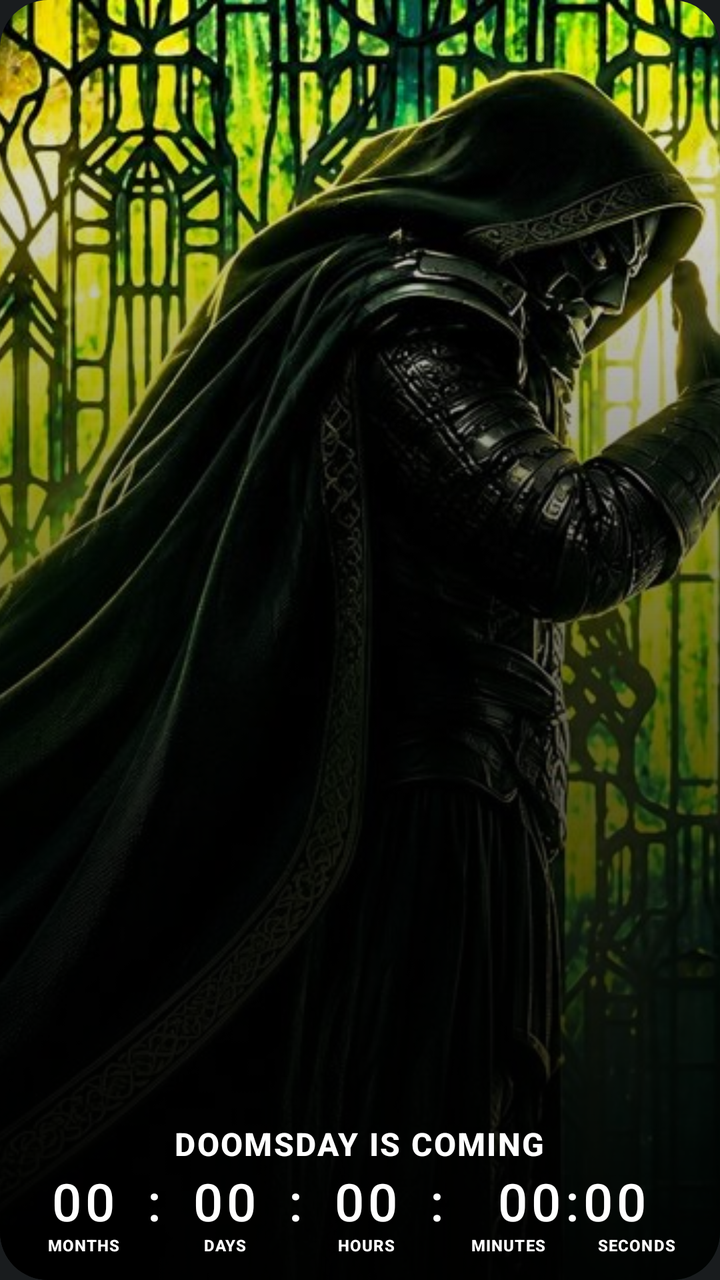
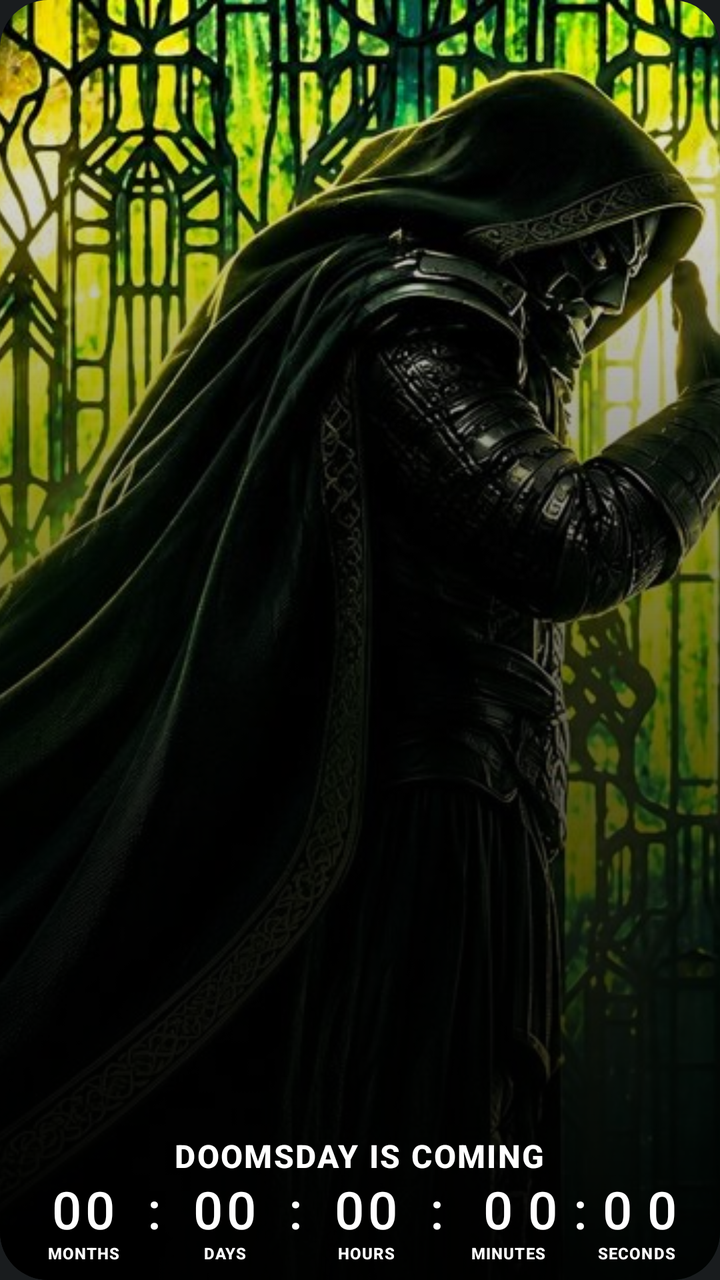

Before-and-after screenshots of an Android layout around one commit, followed by the original layout XML and the change that was made.
<!-- AndroidManifest.xml: application theme android:Theme.DeviceDefault.NoActionBar -->
<!-- res/layout/widget_doomsday.xml -->
<?xml version="1.0" encoding="utf-8"?>
<FrameLayout xmlns:android="http://schemas.android.com/apk/res/android"
    android:layout_width="match_parent"
    android:layout_height="match_parent"
    android:background="@drawable/widget_bg"
    android:clipToOutline="true">

    <ImageView
        android:layout_width="match_parent"
        android:layout_height="match_parent"
        android:scaleType="centerCrop"
        android:src="@drawable/bg_doom" />

    <LinearLayout
        android:layout_width="match_parent"
        android:layout_height="match_parent"
        android:orientation="vertical"
        android:background="@drawable/widget_shade"
        android:gravity="bottom|center_horizontal"
        android:paddingLeft="10dp"
        android:paddingRight="10dp"
        android:paddingBottom="12dp">

        <TextView
            android:id="@+id/title"
            android:layout_width="wrap_content"
            android:layout_height="wrap_content"
            android:layout_marginBottom="4dp"
            android:fontFamily="sans-serif-medium"
            android:letterSpacing="0.05"
            android:text="DOOMSDAY IS COMING"
            android:textColor="#FFFFFF"
            android:textSize="16sp"
            android:textStyle="bold" />

        <LinearLayout
            android:layout_width="match_parent"
            android:layout_height="wrap_content"
            android:orientation="horizontal">
            <LinearLayout android:layout_width="0dp" android:layout_height="wrap_content" android:layout_weight="1" android:orientation="vertical">
                <TextView android:id="@+id/mo" style="@style/DNum" android:text="00" />
                <TextView style="@style/DLab" android:layout_width="match_parent" android:layout_weight="0" android:text="MONTHS" />
            </LinearLayout>
            <TextView style="@style/DSep" android:text=":" />
            <LinearLayout android:layout_width="0dp" android:layout_height="wrap_content" android:layout_weight="1" android:orientation="vertical">
                <TextView android:id="@+id/d" style="@style/DNum" android:text="00" />
                <TextView style="@style/DLab" android:layout_width="match_parent" android:layout_weight="0" android:text="DAYS" />
            </LinearLayout>
            <TextView style="@style/DSep" android:text=":" />
            <LinearLayout android:layout_width="0dp" android:layout_height="wrap_content" android:layout_weight="1" android:orientation="vertical">
                <TextView android:id="@+id/h" style="@style/DNum" android:text="00" />
                <TextView style="@style/DLab" android:layout_width="match_parent" android:layout_weight="0" android:text="HOURS" />
            </LinearLayout>
            <TextView style="@style/DSep" android:text=":" />
            <LinearLayout android:layout_width="0dp" android:layout_height="wrap_content" android:layout_weight="2" android:orientation="vertical">
                <Chronometer
                    android:id="@+id/chrono"
                    style="@style/DNum"
                    android:text="00:00" />
                <LinearLayout android:layout_width="match_parent" android:layout_height="wrap_content" android:orientation="horizontal">
                    <TextView style="@style/DLab" android:text="MINUTES" />
                    <TextView style="@style/DLab" android:text="SECONDS" />
                </LinearLayout>
            </LinearLayout>
        </LinearLayout>
    </LinearLayout>
</FrameLayout>
<!-- resources referenced by this layout -->
<resources>
  <!-- drawable bg_doom: jpg bitmap (drawable-nodpi, 196068 bytes) -->
  <!-- drawable widget_bg (drawable) -->
  <?xml version="1.0" encoding="utf-8"?>
  <shape xmlns:android="http://schemas.android.com/apk/res/android" android:shape="rectangle">
      <solid android:color="#000000" />
      <corners android:radius="24dp" />
  </shape>
  <!-- drawable widget_shade (drawable) -->
  <?xml version="1.0" encoding="utf-8"?>
  <shape xmlns:android="http://schemas.android.com/apk/res/android" android:shape="rectangle">
      <gradient android:angle="270" android:startColor="#00000000" android:centerColor="#99000000" android:endColor="#EE000000" android:centerY="0.55" />
  </shape>
  <style name="DLab">
          <item name="android:layout_width">0dp</item>
          <item name="android:layout_height">wrap_content</item>
          <item name="android:layout_weight">1</item>
          <item name="android:gravity">center</item>
          <item name="android:fontFamily">sans-serif-medium</item>
          <item name="android:textColor">#FFFFFF</item>
          <item name="android:textSize">8sp</item>
          <item name="android:textStyle">bold</item>
          <item name="android:letterSpacing">0.05</item>
      </style>
  <style name="DNum">
          <item name="android:layout_width">match_parent</item>
          <item name="android:layout_height">wrap_content</item>
          <item name="android:gravity">center</item>
          <item name="android:fontFamily">sans-serif-medium</item>
          <item name="android:letterSpacing">0.08</item>
          <item name="android:textColor">#FFFFFF</item>
          <item name="android:textSize">26sp</item>
          <item name="android:includeFontPadding">false</item>
      </style>
  <style name="DSep">
          <item name="android:layout_width">wrap_content</item>
          <item name="android:layout_height">wrap_content</item>
          <item name="android:fontFamily">sans-serif-medium</item>
          <item name="android:textColor">#FFFFFF</item>
          <item name="android:textSize">26sp</item>
          <item name="android:includeFontPadding">false</item>
      </style>
</resources>

<!-- the commit's change to res/layout/widget_doomsday.xml (unified diff, before → after) -->
@@ -19,13 +19,13 @@
         android:gravity="bottom|center_horizontal"
         android:paddingLeft="10dp"
         android:paddingRight="10dp"
-        android:paddingBottom="12dp">
+        android:paddingBottom="8dp">
 
         <TextView
             android:id="@+id/title"
             android:layout_width="wrap_content"
             android:layout_height="wrap_content"
-            android:layout_marginBottom="4dp"
+            android:layout_marginBottom="2dp"
             android:fontFamily="sans-serif-medium"
             android:letterSpacing="0.05"
             android:text="DOOMSDAY IS COMING"
@@ -56,6 +56,8 @@
                 <Chronometer
                     android:id="@+id/chrono"
                     style="@style/DNum"
+                    android:letterSpacing="0.3"
+                    android:paddingLeft="8dp"
                     android:text="00:00" />
                 <LinearLayout android:layout_width="match_parent" android:layout_height="wrap_content" android:orientation="horizontal">
                     <TextView style="@style/DLab" android:text="MINUTES" />
